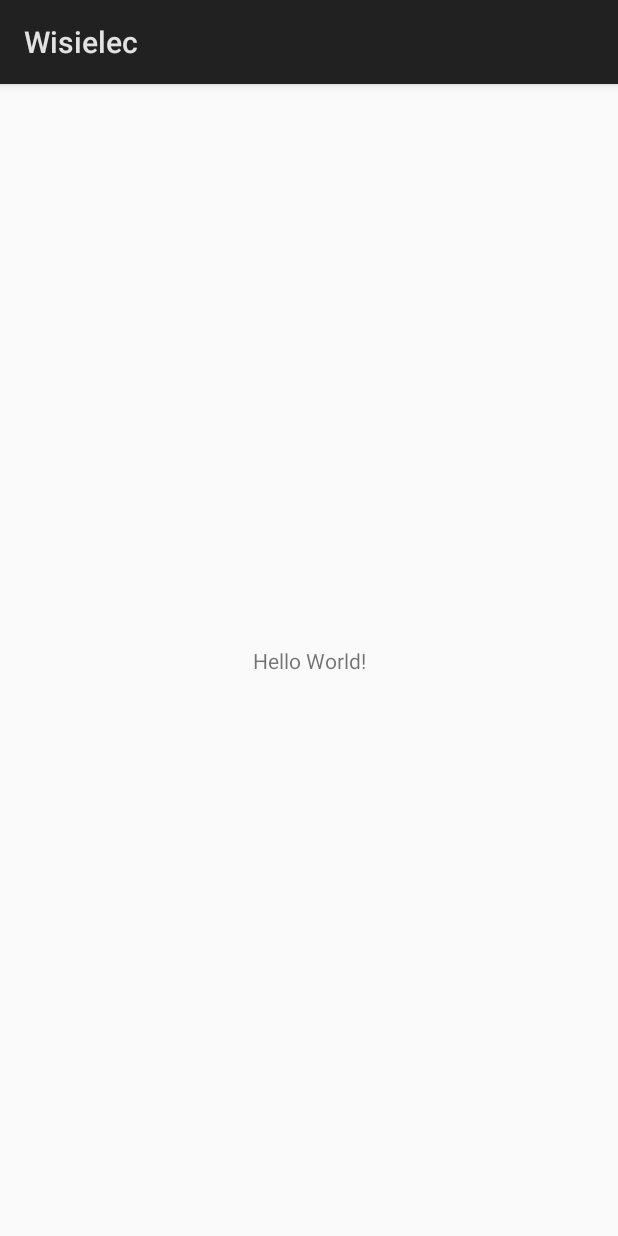
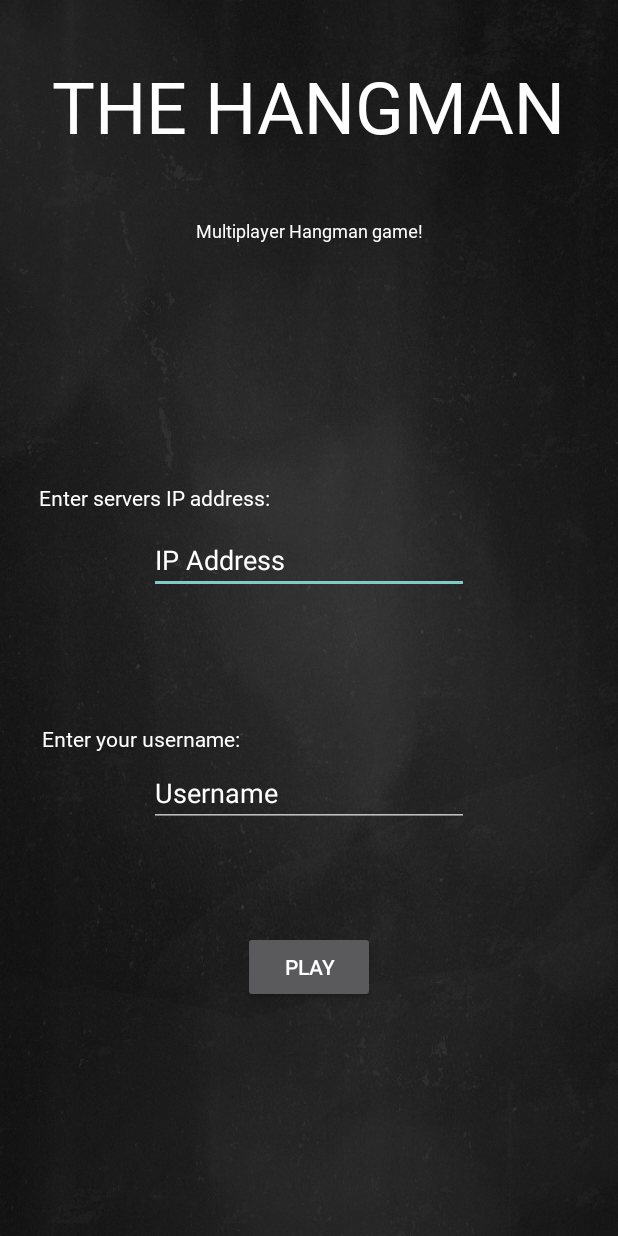
Before and after one commit to KamKozik/the-hangman-android, an Android app: the screen it shows after launch (MainActivity), on a phone screen of 412 x 824 dp. Run offline under Robolectric (Android 15) with nearby library versions, the phone set to English and light mode, and no system bars.

```diff
--- a/app/build.gradle
+++ b/app/build.gradle
@@ -21,6 +21,7 @@ android {
 dependencies {
     implementation fileTree(dir: 'libs', include: ['*.jar'])
     implementation 'com.android.support.constraint:constraint-layout:1.0.2'
+    implementation 'com.android.support:appcompat-v7:26.1.0'
     testImplementation 'junit:junit:4.12'
     androidTestImplementation 'com.android.support.test:runner:1.0.1'
     androidTestImplementation 'com.android.support.test.espresso:espresso-core:3.0.1'
--- a/app/src/main/AndroidManifest.xml
+++ b/app/src/main/AndroidManifest.xml
@@ -8,6 +8,7 @@
         android:label="@string/app_name"
         android:roundIcon="@mipmap/ic_launcher_round"
         android:supportsRtl="true"
+        android:keepScreenOn="true"
         android:theme="@style/AppTheme">
         <activity android:name=".MainActivity">
             <intent-filter>
@@ -16,6 +17,7 @@
                 <category android:name="android.intent.category.LAUNCHER" />
             </intent-filter>
         </activity>
+        <activity android:name=".MenuActivity"></activity>
     </application>
 
 </manifest>
--- a/app/src/main/java/algorytmiczne/swiry/MainActivity.java
+++ b/app/src/main/java/algorytmiczne/swiry/MainActivity.java
@@ -1,7 +1,9 @@
 package algorytmiczne.swiry;
 
+import android.app.ActionBar;
 import android.app.Activity;
 import android.os.Bundle;
+import android.view.View;
 
 public class MainActivity extends Activity {
 
@@ -9,5 +11,17 @@ public class MainActivity extends Activity {
     protected void onCreate(Bundle savedInstanceState) {
         super.onCreate(savedInstanceState);
         setContentView(R.layout.activity_main);
+
+        View decorView = getWindow().getDecorView();
+
+        // Hide the status bar
+        int uiOptions = View.SYSTEM_UI_FLAG_HIDE_NAVIGATION | View.SYSTEM_UI_FLAG_LAYOUT_STABLE
+                | View.SYSTEM_UI_FLAG_FULLSCREEN;
+        decorView.setSystemUiVisibility(uiOptions);
+//
+//        ActionBar actionBar = getActionBar();
+//        if (actionBar != null) {
+//            actionBar.hide();
+//        }
     }
 }
--- /dev/null
+++ b/app/src/main/java/algorytmiczne/swiry/MenuActivity.java
@@ -0,0 +1,26 @@
+package algorytmiczne.swiry;
+
+import android.support.v7.app.AppCompatActivity;
+import android.os.Bundle;
+import android.view.View;
+import android.app.ActionBar;
+
+public class MenuActivity extends AppCompatActivity {
+
+    @Override
+    protected void onCreate(Bundle savedInstanceState) {
+        super.onCreate(savedInstanceState);
+        setContentView(R.layout.activity_menu);
+
+        View decorView = getWindow().getDecorView();
+
+        // Hide the status bar
+        int uiOptions = View.SYSTEM_UI_FLAG_FULLSCREEN;
+        decorView.setSystemUiVisibility(uiOptions);
+
+        ActionBar actionBar = getActionBar();
+        if (actionBar != null) {
+            actionBar.hide();
+        }
+    }
+}
--- /dev/null
+++ b/app/src/main/res/font/appfont.xml
@@ -0,0 +1,13 @@
+<?xml version="1.0" encoding="utf-8"?>
+<font-family xmlns:android="http://schemas.android.com/apk/res/android"
+    xmlns:app="http://schemas.android.com/apk/res-auto">
+    <!-- regular -->
+    <font
+        android:font="@font/chalkboard"
+        android:fontStyle="normal"
+        android:fontWeight="700"
+
+        app:font="@font/chalkboard"
+        app:fontStyle="normal"
+        app:fontWeight="700" />
+</font-family>
--- a/app/src/main/res/layout/activity_main.xml
+++ b/app/src/main/res/layout/activity_main.xml
@@ -4,15 +4,105 @@
     xmlns:tools="http://schemas.android.com/tools"
     android:layout_width="match_parent"
     android:layout_height="match_parent"
+    android:background="@drawable/bg"
     tools:context="algorytmiczne.swiry.MainActivity">
 
     <TextView
         android:layout_width="wrap_content"
         android:layout_height="wrap_content"
-        android:text="Hello World!"
+        android:fontFamily="@font/chalkboard"
+        android:text="@string/wisielec_title"
+        android:textColor="@color/colorPrimary"
+        android:textSize="48sp"
         app:layout_constraintBottom_toBottomOf="parent"
         app:layout_constraintLeft_toLeftOf="parent"
         app:layout_constraintRight_toRightOf="parent"
-        app:layout_constraintTop_toTopOf="parent" />
+        app:layout_constraintTop_toTopOf="parent"
+        app:layout_constraintVertical_bias="0.05"/>
+
+    <TextView
+        android:layout_width="wrap_content"
+        android:layout_height="wrap_content"
+        android:fontFamily="@font/chalkboard"
+        android:text="@string/wisielec_subtitle"
+        android:textColor="@color/colorPrimary"
+        android:textSize="12sp"
+        android:textAlignment="center"
+        app:layout_constraintBottom_toBottomOf="parent"
+        app:layout_constraintLeft_toLeftOf="parent"
+        app:layout_constraintRight_toRightOf="parent"
+        app:layout_constraintTop_toTopOf="parent"
+        app:layout_constraintVertical_bias="0.18" />
+
+    <TextView
+        android:layout_width="wrap_content"
+        android:layout_height="wrap_content"
+        android:fontFamily="@font/chalkboard"
+        android:text="@string/enter_ip_address"
+        android:textColor="@color/colorPrimary"
+        android:textSize="14sp"
+        app:layout_constraintBottom_toBottomOf="parent"
+        app:layout_constraintLeft_toLeftOf="parent"
+        app:layout_constraintRight_toRightOf="parent"
+        app:layout_constraintTop_toTopOf="parent"
+        app:layout_constraintVertical_bias="0.4"
+        app:layout_constraintHorizontal_bias="0.1" />
+
+    <EditText
+        android:id="@+id/ipAddressEditText"
+        android:labelFor="@id/ipAddressEditText"
+        android:layout_width="wrap_content"
+        android:layout_height="wrap_content"
+        android:ems="10"
+        android:inputType="text"
+        android:text="@string/ip_address"
+        android:textColor="@color/colorPrimary"
+        android:theme="@style/AppTheme"
+        app:layout_constraintBottom_toBottomOf="parent"
+        app:layout_constraintLeft_toLeftOf="parent"
+        app:layout_constraintRight_toRightOf="parent"
+        app:layout_constraintTop_toTopOf="parent"
+        app:layout_constraintVertical_bias="0.45"/>
+
+    <TextView
+        android:layout_width="wrap_content"
+        android:layout_height="wrap_content"
+        android:fontFamily="@font/chalkboard"
+        android:text="@string/enter_username"
+        android:textColor="@color/colorPrimary"
+        android:textSize="14sp"
+        app:layout_constraintBottom_toBottomOf="parent"
+        app:layout_constraintLeft_toLeftOf="parent"
+        app:layout_constraintRight_toRightOf="parent"
+        app:layout_constraintTop_toTopOf="parent"
+        app:layout_constraintVertical_bias="0.6"
+        app:layout_constraintHorizontal_bias="0.1" />
+
+    <EditText
+        android:id="@+id/usernameEditText"
+        android:labelFor="@id/usernameEditText"
+        android:layout_width="wrap_content"
+        android:layout_height="wrap_content"
+        android:ems="10"
+        android:inputType="textPersonName"
+        android:text="@string/username"
+        android:textColor="@color/colorPrimary"
+        android:theme="@style/AppTheme"
+        app:layout_constraintBottom_toBottomOf="parent"
+        app:layout_constraintLeft_toLeftOf="parent"
+        app:layout_constraintRight_toRightOf="parent"
+        app:layout_constraintTop_toTopOf="parent"
+        app:layout_constraintVertical_bias="0.65"/>
+
+    <Button
+        android:id="@+id/button"
+        android:layout_width="wrap_content"
+        android:layout_height="wrap_content"
+        android:text="@string/play_button_text"
+        app:layout_constraintBottom_toBottomOf="parent"
+        app:layout_constraintLeft_toLeftOf="parent"
+        app:layout_constraintRight_toRightOf="parent"
+        app:layout_constraintTop_toTopOf="parent"
+        app:layout_constraintVertical_bias="0.8" />
 
 </android.support.constraint.ConstraintLayout>
--- /dev/null
+++ b/app/src/main/res/layout/activity_menu.xml
@@ -0,0 +1,9 @@
+<?xml version="1.0" encoding="utf-8"?>
+<android.support.constraint.ConstraintLayout xmlns:android="http://schemas.android.com/apk/res/android"
+    xmlns:app="http://schemas.android.com/apk/res-auto"
+    xmlns:tools="http://schemas.android.com/tools"
+    android:layout_width="match_parent"
+    android:layout_height="match_parent"
+    tools:context="algorytmiczne.swiry.MenuActivity">
+
+</android.support.constraint.ConstraintLayout>
--- a/app/src/main/res/values/colors.xml
+++ b/app/src/main/res/values/colors.xml
@@ -1,6 +1,6 @@
 <?xml version="1.0" encoding="utf-8"?>
 <resources>
-    <color name="colorPrimary">#3F51B5</color>
+    <color name="colorPrimary">#FFFFFF</color>
     <color name="colorPrimaryDark">#303F9F</color>
     <color name="colorAccent">#FF4081</color>
 </resources>
--- a/app/src/main/res/values/strings.xml
+++ b/app/src/main/res/values/strings.xml
@@ -1,3 +1,10 @@
 <resources>
-    <string name="app_name">Wisielec</string>
+    <string name="app_name">The Hangman</string>
+    <string name="wisielec_title">THE HANGMAN</string>
+    <string name="wisielec_subtitle">Multiplayer Hangman game!</string>
+    <string name="enter_ip_address">Enter servers IP address:</string>
+    <string name="ip_address">IP Address</string>
+    <string name="username">Username</string>
+    <string name="enter_username">Enter your username:</string>
+    <string name="play_button_text">PLAY</string>
 </resources>
--- a/app/src/main/res/values/styles.xml
+++ b/app/src/main/res/values/styles.xml
@@ -1,8 +1,11 @@
 <resources>
 
     <!-- Base application theme. -->
-    <style name="AppTheme" parent="android:Theme.Material.Light.DarkActionBar">
+    <style name="AppTheme" parent="android:Theme.Material.NoActionBar.Fullscreen">
         <!-- Customize your theme here. -->
+        <item name="colorControlNormal">#ffffff</item>
+        <item name="colorControlActivated">@color/colorAccent</item>
+        <item name="colorControlHighlight">@color/colorAccent</item>
     </style>
 
 </resources>
--- a/build.gradle
+++ b/build.gradle
@@ -7,7 +7,7 @@ buildscript {
         jcenter()
     }
     dependencies {
-        classpath 'com.android.tools.build:gradle:3.0.0'
+        classpath 'com.android.tools.build:gradle:3.0.1'
 
 
         // NOTE: Do not place your application dependencies here; they belong
```
Also changed, not shown: app/src/main/res/drawable-hdpi/background.png (added), app/src/main/res/drawable-hdpi/bg.png (added), app/src/main/res/drawable-mdpi/background.png (added), app/src/main/res/drawable-mdpi/bg.png (added), app/src/main/res/drawable-xhdpi/background.png (added), app/src/main/res/drawable-xxhdpi/background.png (added), 3 other files.
